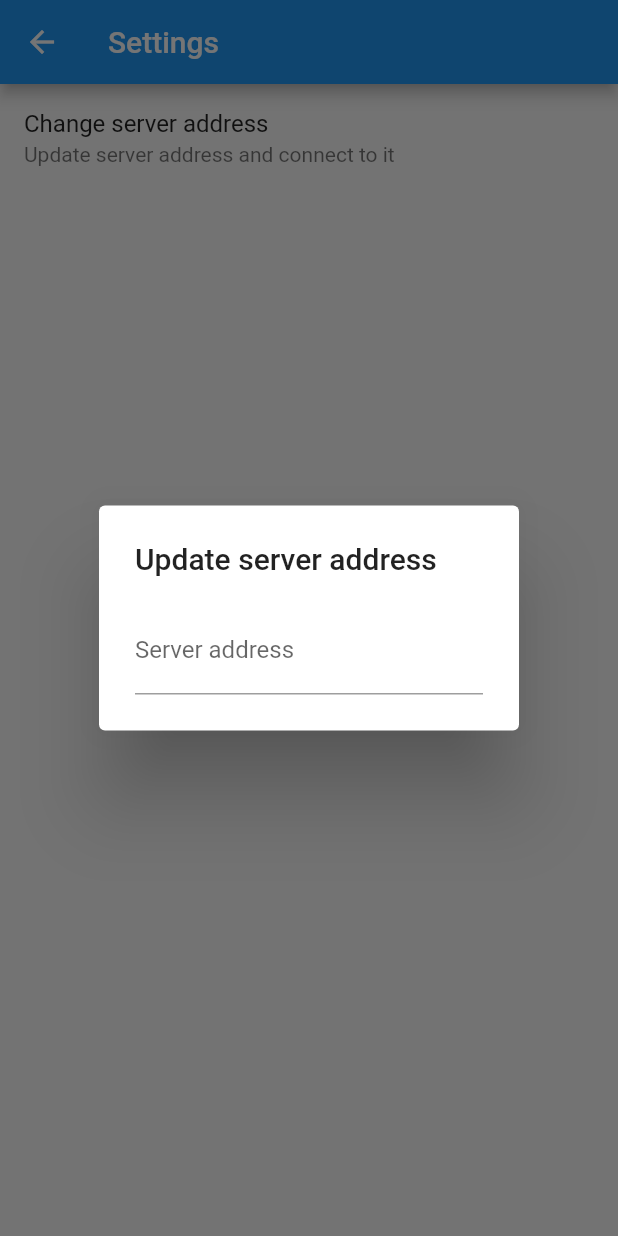
After one commit to GioPan04/linux-remote-app, a Flutter app: the SettingsScreen screen opened by its route, after a tap on "Change server address", on a phone screen of 412 x 824 dp. The commit adds this screen. Run offline on Flutter 3.47's test engine with Material 2 defaults, Android fonts, the phone set to English and light mode, and no system bars; our stand-ins replace audio_service, flutter_riverpod; statements that could not run were skipped.

Commit message:
Settings page, update server address

```diff
--- a/lib/main.dart
+++ b/lib/main.dart
@@ -4,6 +4,7 @@ import 'package:linux_remote_app/providers/providers.dart';
 import 'package:linux_remote_app/screens/home.dart';
 import 'package:linux_remote_app/screens/player.dart';
 import 'package:linux_remote_app/screens/remote.dart';
+import 'package:linux_remote_app/screens/settings.dart';
 import 'package:linux_remote_app/screens/splash.dart';
 
 void main() async {
@@ -30,7 +31,8 @@ class MyApp extends StatelessWidget {
           '/': (context) => const SplashScreen(),
           '/home': (context) => const HomeScreen(),
           '/mouse': (context) => const RemoteScreen(),
-          '/player': (context) => const PlayerScreen()
+          '/player': (context) => const PlayerScreen(),
+          '/settings': (context) => const SettingsScreen()
         },
       ),
     );
--- a/lib/providers/socket_provider.dart
+++ b/lib/providers/socket_provider.dart
@@ -15,7 +15,13 @@ class SocketNotifier extends StateNotifier<Socket?> {
     required this.navigatorKey,
   }) : super(null);
 
-  Future<void> connect() async {
+  Future<void> connect(String address) async {
+    try {
+      await state?.close();
+    } catch (e) {
+      print("Can't close previusly connected socket, going on");
+    }
+
     try {
       final Socket socket = await Socket.connect('desktop.pangio.lan', 1234);
       state = socket;
--- a/lib/screens/home.dart
+++ b/lib/screens/home.dart
@@ -24,6 +24,10 @@ class _HomeScreenState extends State<HomeScreen> {
             title: const Text("Player"),
             onTap: () => Navigator.of(context).pushNamed('/player'),
           ),
+          ListTile(
+            title: const Text("Settings"),
+            onTap: () => Navigator.of(context).pushNamed('/settings'),
+          ),
         ],
       ),
     );
--- /dev/null
+++ b/lib/screens/settings.dart
@@ -0,0 +1,59 @@
+import 'package:flutter/material.dart';
+import 'package:flutter_riverpod/flutter_riverpod.dart';
+import 'package:linux_remote_app/providers/providers.dart';
+
+class SettingsScreen extends ConsumerWidget {
+  const SettingsScreen({super.key});
+
+  void _updateAddress(BuildContext context, WidgetRef ref) async {
+    final String address = await showDialog(
+      context: context,
+      builder: (context) => const ServerAddressDialog(),
+    );
+
+    final socketNotifier = ref.read(socketProvider.notifier);
+    await socketNotifier.connect(address);
+
+    // ignore: use_build_context_synchronously
+    Navigator.of(context).popUntil((route) => route.isFirst);
+    // ignore: use_build_context_synchronously
+    Navigator.pushReplacementNamed(context, '/home');
+  }
+
+  @override
+  Widget build(BuildContext context, WidgetRef ref) {
+    return Scaffold(
+      appBar: AppBar(
+        title: const Text('Settings'),
+      ),
+      body: ListView(
+        children: [
+          ListTile(
+            onTap: () => _updateAddress(context, ref),
+            title: const Text('Change server address'),
+            subtitle: const Text('Update server address and connect to it'),
+          )
+        ],
+      ),
+    );
+  }
+}
+
+class ServerAddressDialog extends StatelessWidget {
+  const ServerAddressDialog({super.key});
+
+  @override
+  Widget build(BuildContext context) {
+    return AlertDialog(
+      title: const Text('Update server address'),
+      content: TextField(
+        textInputAction: TextInputAction.done,
+        onSubmitted: (value) => Navigator.pop(context, value),
+        decoration: const InputDecoration(
+          labelText: 'Server address',
+          hintText: 'yourpc.lan',
+        ),
+      ),
+    );
+  }
+}
--- a/lib/screens/splash.dart
+++ b/lib/screens/splash.dart
@@ -9,7 +9,7 @@ class SplashScreen extends ConsumerWidget {
     await ref.read(audioServiceProvider.notifier).init();
     final socketNotifier = ref.read(socketProvider.notifier);
 
-    await socketNotifier.connect();
+    await socketNotifier.connect("desktop.pangio.lan");
     // ignore: use_build_context_synchronously
     Navigator.of(context).pushReplacementNamed('/home');
   }
```
